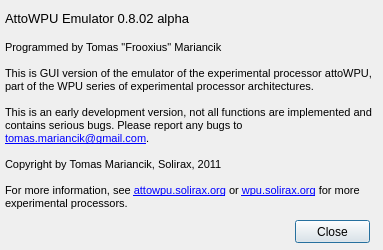
The window that simulator/attoWPU_simulator/aboutdialog.ui (Frooxius/AttoWPU) describes before a commit, drawn with Qt 5.
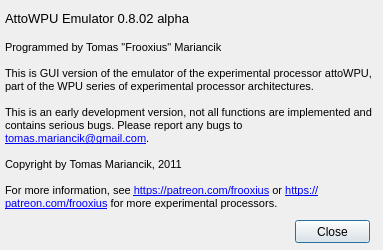
The same window after the commit.

```diff
--- a/simulator/attoWPU_simulator/aboutdialog.ui
+++ b/simulator/attoWPU_simulator/aboutdialog.ui
@@ -41,9 +41,9 @@
 &lt;p style=&quot;-qt-paragraph-type:empty; margin-top:0px; margin-bottom:0px; margin-left:0px; margin-right:0px; -qt-block-indent:0; text-indent:0px; font-size:8pt;&quot;&gt;&lt;/p&gt;
 &lt;p style=&quot; margin-top:0px; margin-bottom:0px; margin-left:0px; margin-right:0px; -qt-block-indent:0; text-indent:0px;&quot;&gt;&lt;span style=&quot; font-size:8pt;&quot;&gt;This is an early development version, not all functions are implemented and contains serious bugs. Please report any bugs to &lt;/span&gt;&lt;a href=&quot;mailto:tomas.mariancik@gmail.com&quot;&gt;&lt;span style=&quot; font-size:8pt; text-decoration: underline; color:#0000ff;&quot;&gt;tomas.mariancik@gmail.com&lt;/span&gt;&lt;/a&gt;&lt;span style=&quot; font-size:8pt;&quot;&gt;.&lt;/span&gt;&lt;/p&gt;
 &lt;p style=&quot;-qt-paragraph-type:empty; margin-top:0px; margin-bottom:0px; margin-left:0px; margin-right:0px; -qt-block-indent:0; text-indent:0px; font-size:8pt;&quot;&gt;&lt;/p&gt;
-&lt;p style=&quot; margin-top:0px; margin-bottom:0px; margin-left:0px; margin-right:0px; -qt-block-indent:0; text-indent:0px;&quot;&gt;&lt;span style=&quot; font-size:8pt;&quot;&gt;Copyright by Tomas Mariancik, Solirax, 2011&lt;/span&gt;&lt;/p&gt;
+&lt;p style=&quot; margin-top:0px; margin-bottom:0px; margin-left:0px; margin-right:0px; -qt-block-indent:0; text-indent:0px;&quot;&gt;&lt;span style=&quot; font-size:8pt;&quot;&gt;Copyright by Tomas Mariancik, 2011&lt;/span&gt;&lt;/p&gt;
 &lt;p style=&quot;-qt-paragraph-type:empty; margin-top:0px; margin-bottom:0px; margin-left:0px; margin-right:0px; -qt-block-indent:0; text-indent:0px; font-size:8pt;&quot;&gt;&lt;/p&gt;
-&lt;p style=&quot; margin-top:0px; margin-bottom:0px; margin-left:0px; margin-right:0px; -qt-block-indent:0; text-indent:0px;&quot;&gt;&lt;span style=&quot; font-size:8pt;&quot;&gt;For more information, see &lt;/span&gt;&lt;a href=&quot;http://attowpu.solirax.org&quot;&gt;&lt;span style=&quot; font-size:8pt; text-decoration: underline; color:#0000ff;&quot;&gt;attowpu.solirax.org&lt;/span&gt;&lt;/a&gt;&lt;span style=&quot; font-size:8pt;&quot;&gt; or &lt;/span&gt;&lt;a href=&quot;http://wpu.solirax.org&quot;&gt;&lt;span style=&quot; font-size:8pt; text-decoration: underline; color:#0000ff;&quot;&gt;wpu.solirax.org&lt;/span&gt;&lt;/a&gt;&lt;span style=&quot; font-size:8pt;&quot;&gt; for more experimental processors.&lt;/span&gt;&lt;/p&gt;&lt;/body&gt;&lt;/html&gt;</string>
+&lt;p style=&quot; margin-top:0px; margin-bottom:0px; margin-left:0px; margin-right:0px; -qt-block-indent:0; text-indent:0px;&quot;&gt;&lt;span style=&quot; font-size:8pt;&quot;&gt;For more information, see &lt;/span&gt;&lt;a href=&quot;http://patreon.com/frooxius&quot;&gt;&lt;span style=&quot; font-size:8pt; text-decoration: underline; color:#0000ff;&quot;&gt;https://patreon.com/frooxius&lt;/span&gt;&lt;/a&gt;&lt;span style=&quot; font-size:8pt;&quot;&gt; or &lt;/span&gt;&lt;a href=&quot;http://patreon.com/frooxius&quot;&gt;&lt;span style=&quot; font-size:8pt; text-decoration: underline; color:#0000ff;&quot;&gt;https://patreon.com/frooxius&lt;/span&gt;&lt;/a&gt;&lt;span style=&quot; font-size:8pt;&quot;&gt; for more experimental processors.&lt;/span&gt;&lt;/p&gt;&lt;/body&gt;&lt;/html&gt;</string>
    </property>
    <property name="wordWrap">
     <bool>true</bool>
```
